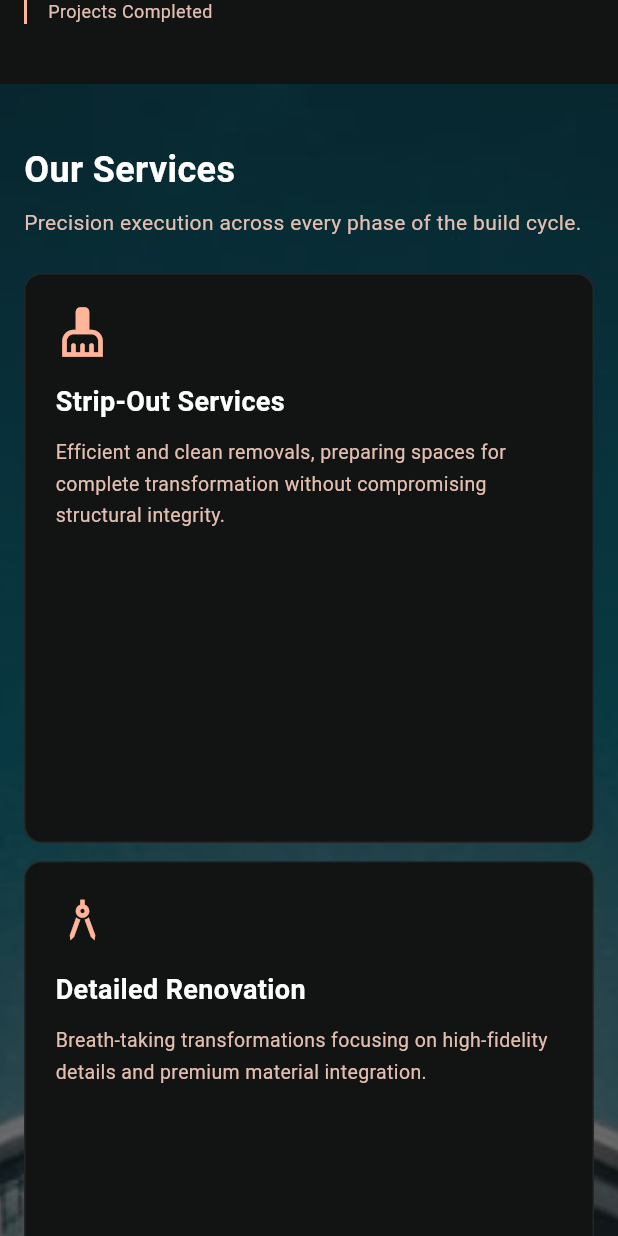
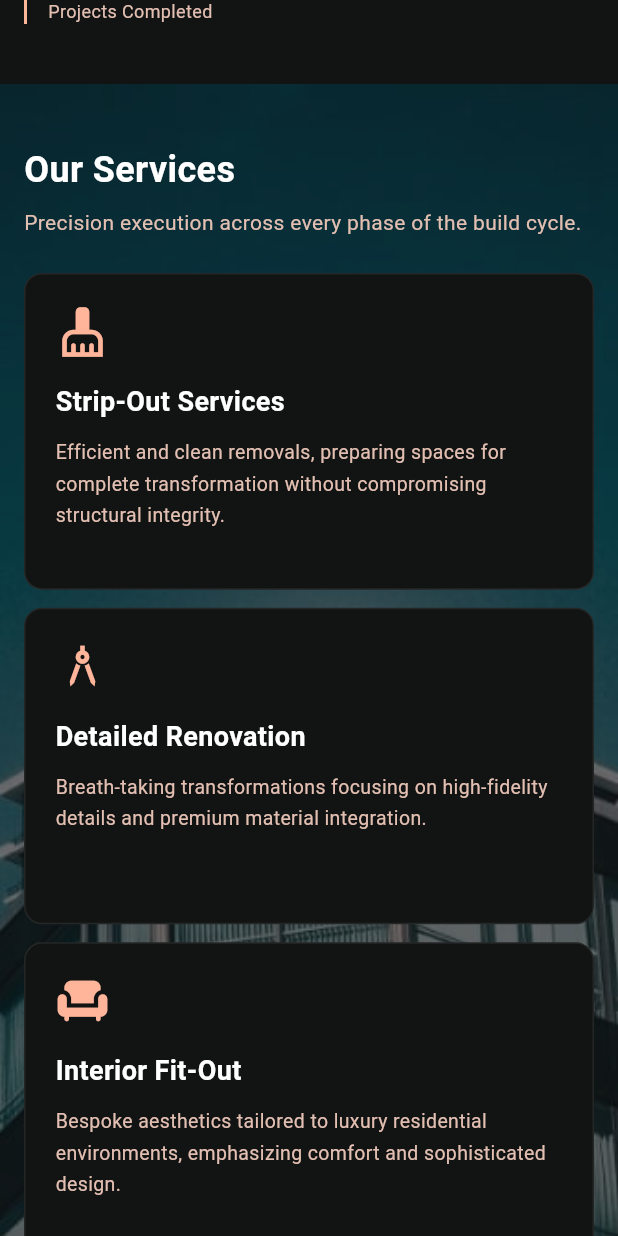
Before and after one commit to MuhammadSaadBadar/Construction-Site, a Flutter app: the screen it shows after launch, scrolled down 1152 dp, on a phone screen of 412 x 824 dp. Run offline on Flutter 3.47's test engine with Material 3 defaults, Android fonts, the phone set to English and light mode, and no system bars; network calls fail.

Commit message:
space boxes

```diff
--- a/lib/screens/construction_landing_page.dart
+++ b/lib/screens/construction_landing_page.dart
@@ -517,9 +517,9 @@ class _ConstructionLandingPageState extends State<ConstructionLandingPage> {
                 crossAxisCount: gridCount,
                 crossAxisSpacing: 12,
                 mainAxisSpacing: 12,
-                // IMPROVED: Adjusted aspect ratio - more square on mobile, wider on desktop
+                // IMPROVED: Adjusted aspect ratio - much wider on mobile to reduce excessive empty height
                 childAspectRatio: isMobile
-                    ? 1.0 // Square cards on mobile
+                    ? 1.8 // Increased from 1.0 to drastically reduce card height on mobile
                     : gridCount == 2
                     ? 1.15
                     : 1.05,
@@ -599,9 +599,9 @@ class _ConstructionLandingPageState extends State<ConstructionLandingPage> {
               crossAxisCount: gridCount,
               crossAxisSpacing: 12,
               mainAxisSpacing: 12,
-              // IMPROVED: Landscape aspect ratio for project cards, more square on mobile
+              // IMPROVED: Landscape aspect ratio for project cards, wider on mobile to reduce height
               childAspectRatio: isMobile
-                  ? 1.2 // 6:5 ratio on mobile - wider than tall
+                  ? 1.5 // Increased from 1.2 to reduce height on mobile
                   : gridCount == 2
                   ? 1.4
                   : 1.0,
```
